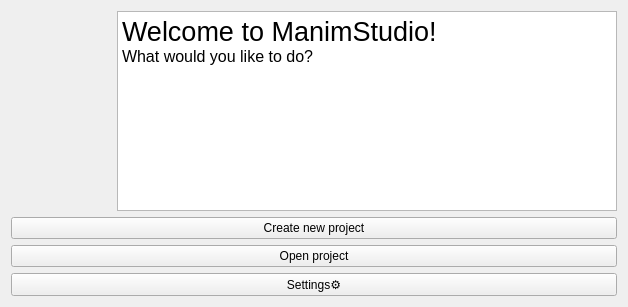
Above: src/ui/form.ui from AniMathIO/ManimStudio before the change. Below: the same form after it.
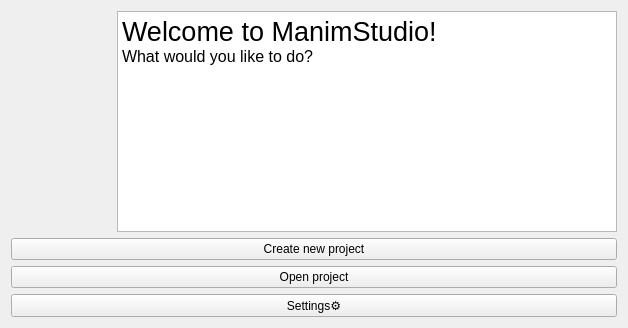
That is the form after the change. Icons and pictures are not drawn.

Commit message: feat(app)!: fixed faulty image stretching while resizing window

Patch:
```diff
--- a/src/ui/form.ui
+++ b/src/ui/form.ui
@@ -9,8 +9,8 @@
    <rect>
     <x>0</x>
     <y>0</y>
-    <width>420</width>
-    <height>240</height>
+    <width>626</width>
+    <height>328</height>
    </rect>
   </property>
   <property name="sizePolicy">
```
Left out of the diff: 2 changed lines with no effect on the pictures. The commit also changes 2 other files.
